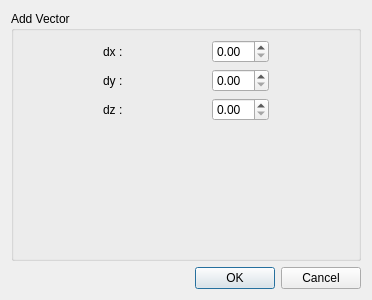
Above: src/HEXABLOCKGUI/Vector_QTD.ui from SalomePlatform/hexablock before the change. Below: the same form after it.
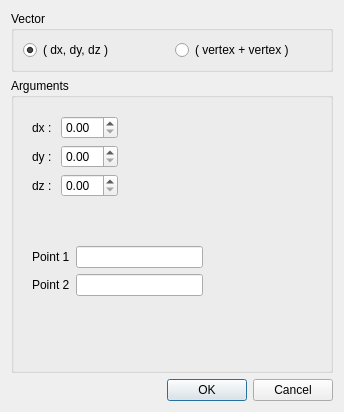
That is the form after the change.

```diff
--- a/src/HEXABLOCKGUI/Vector_QTD.ui
+++ b/src/HEXABLOCKGUI/Vector_QTD.ui
@@ -6,23 +6,68 @@
    <rect>
     <x>0</x>
     <y>0</y>
-    <width>372</width>
-    <height>300</height>
+    <width>344</width>
+    <height>412</height>
    </rect>
   </property>
   <property name="windowTitle">
    <string>Dialog</string>
   </property>
   <layout class="QVBoxLayout" name="verticalLayout_2">
+   <item>
+    <widget class="QGroupBox" name="groupBox_2">
+     <property name="sizePolicy">
+      <sizepolicy hsizetype="Preferred" vsizetype="Fixed">
+       <horstretch>0</horstretch>
+       <verstretch>0</verstretch>
+      </sizepolicy>
+     </property>
+     <property name="title">
+      <string>Vector</string>
+     </property>
+     <layout class="QHBoxLayout" name="horizontalLayout_5">
+      <item>
+       <widget class="QRadioButton" name="rb1">
+        <property name="sizePolicy">
+         <sizepolicy hsizetype="Expanding" vsizetype="Fixed">
+          <horstretch>0</horstretch>
+          <verstretch>0</verstretch>
+         </sizepolicy>
+        </property>
+        <property name="text">
+         <string>( dx, dy, dz )</string>
+        </property>
+        <property name="checked">
+         <bool>true</bool>
+        </property>
+       </widget>
+      </item>
+      <item>
+       <widget class="QRadioButton" name="rb2">
+        <property name="sizePolicy">
+         <sizepolicy hsizetype="Expanding" vsizetype="Fixed">
+          <horstretch>0</horstretch>
+          <verstretch>0</verstretch>
+         </sizepolicy>
+        </property>
+        <property name="text">
+         <string>( vertex + vertex )</string>
+        </property>
+       </widget>
+      </item>
+     </layout>
+    </widget>
+   </item>
    <item>
     <widget class="QGroupBox" name="groupBox">
      <property name="title">
-      <string>Add Vector</string>
+      <string>Arguments</string>
      </property>
      <layout class="QVBoxLayout" name="verticalLayout">
       <item>
-       <layout class="QHBoxLayout" name="horizontalLayout">
-        <item>
+       <widget class="QWidget" name="widget" native="true">
+        <layout class="QFormLayout" name="formLayout">
+         <item row="0" column="0">
          <widget class="QLabel" name="label">
           <property name="sizePolicy">
            <sizepolicy hsizetype="Maximum" vsizetype="Preferred">
@@ -35,7 +80,7 @@
           </property>
          </widget>
         </item>
-        <item>
+         <item row="0" column="1">
          <widget class="QDoubleSpinBox" name="dx_spb">
           <property name="sizePolicy">
            <sizepolicy hsizetype="Maximum" vsizetype="Fixed">
@@ -45,11 +90,7 @@
           </property>
          </widget>
         </item>
-       </layout>
-      </item>
-      <item>
-       <layout class="QHBoxLayout" name="horizontalLayout_2">
-        <item>
+         <item row="1" column="0">
          <widget class="QLabel" name="label_2">
           <property name="sizePolicy">
            <sizepolicy hsizetype="Maximum" vsizetype="Preferred">
@@ -62,7 +103,7 @@
           </property>
          </widget>
         </item>
-        <item>
+         <item row="1" column="1">
          <widget class="QDoubleSpinBox" name="dy_spb">
           <property name="sizePolicy">
            <sizepolicy hsizetype="Maximum" vsizetype="Fixed">
@@ -72,11 +113,7 @@
           </property>
          </widget>
         </item>
-       </layout>
-      </item>
-      <item>
-       <layout class="QHBoxLayout" name="horizontalLayout_3">
-        <item>
+         <item row="2" column="0">
          <widget class="QLabel" name="label_3">
           <property name="sizePolicy">
            <sizepolicy hsizetype="Maximum" vsizetype="Preferred">
@@ -89,7 +126,7 @@
           </property>
          </widget>
         </item>
-        <item>
+         <item row="2" column="1">
          <widget class="QDoubleSpinBox" name="dz_spb">
           <property name="sizePolicy">
            <sizepolicy hsizetype="Maximum" vsizetype="Fixed">
@@ -100,19 +137,47 @@
          </widget>
         </item>
        </layout>
+       </widget>
       </item>
       <item>
-       <spacer name="verticalSpacer">
-        <property name="orientation">
-         <enum>Qt::Vertical</enum>
-        </property>
-        <property name="sizeHint" stdset="0">
+       <widget class="QWidget" name="widget_2" native="true">
+        <layout class="QFormLayout" name="formLayout_2">
+         <item row="0" column="0">
+          <widget class="QLabel" name="label_4">
+           <property name="text">
+            <string>Point 1</string>
+           </property>
+          </widget>
+         </item>
+         <item row="0" column="1">
+          <widget class="QLineEdit" name="v0_le">
+           <property name="maximumSize">
          <size>
-          <width>20</width>
-          <height>118</height>
-         </size>
-        </property>
-       </spacer>
+             <width>127</width>
+             <height>16777215</height>
+            </size>
+           </property>
+          </widget>
+         </item>
+         <item row="1" column="0">
+          <widget class="QLabel" name="label_5">
+           <property name="text">
+            <string>Point 2</string>
+           </property>
+          </widget>
+         </item>
+         <item row="1" column="1">
+          <widget class="QLineEdit" name="v1_le">
+           <property name="maximumSize">
+            <size>
+             <width>127</width>
+             <height>16777215</height>
+            </size>
+           </property>
+          </widget>
+         </item>
+        </layout>
+       </widget>
       </item>
      </layout>
     </widget>
```
Left out of the diff: 72 changed lines with no effect on the pictures. Lines whose indentation alone changed are shown as unchanged.
